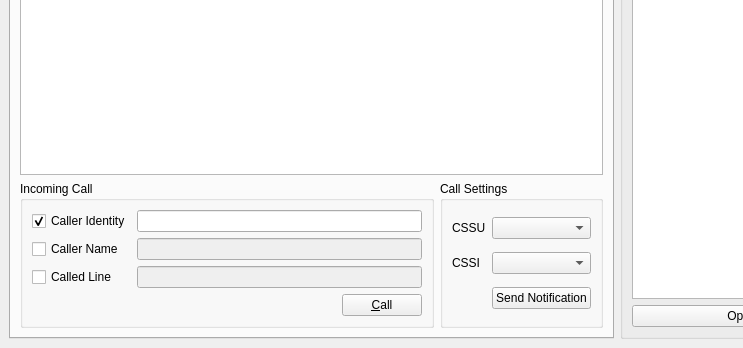
The window that src/controlbase.ui (jpakkane/ofono-phonesim) describes before a commit, drawn with Qt 5; both pictures show x 0 to 743 and y 300 to 648 of the 977 by 648 pixel window.
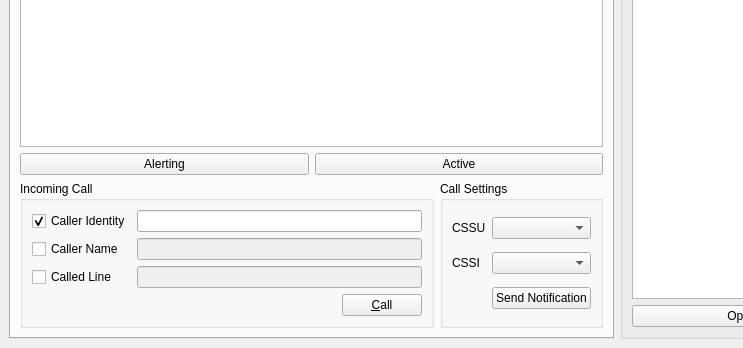
The same window after the commit. The open tabs and pages were chosen to show the change.

Commit message: controlbase: Add call state management buttons

What changed in the file:
```diff
--- a/src/controlbase.ui
+++ b/src/controlbase.ui
@@ -1394,6 +1394,24 @@
          </column>
         </widget>
        </item>
+       <item>
+        <layout class="QHBoxLayout" name="horizontalLayout_4">
+         <item>
+          <widget class="QPushButton" name="pbAlerting">
+           <property name="text">
+            <string>Alerting</string>
+           </property>
+          </widget>
+         </item>
+         <item>
+          <widget class="QPushButton" name="pbActive">
+           <property name="text">
+            <string>Active</string>
+           </property>
+          </widget>
+         </item>
+        </layout>
+       </item>
        <item>
         <layout class="QHBoxLayout" name="horizontalLayout_3">
          <item>
```
